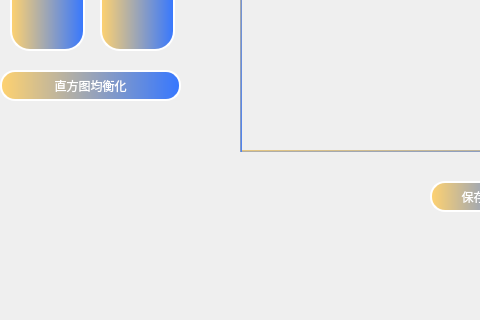
Before: the Qt Designer form qt_demo/mainwindow.ui in Signal-groupproject/digital_signal, drawn with Qt 5; both pictures show x 0 to 480 and y 299 to 619 of the 1133 by 752 pixel window.
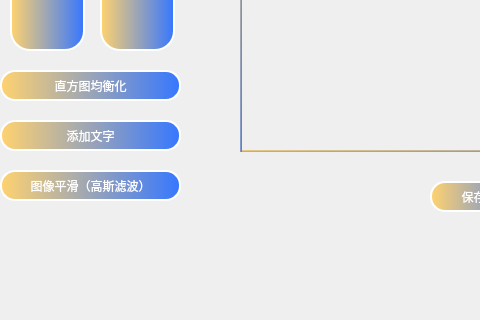
After: the same form once the commit is applied. Icons and pictures are not drawn.

Commit message: 记得uic，加了平滑和文字按钮，但还没实现

Patch:
```diff
--- a/qt_demo/mainwindow.ui
+++ b/qt_demo/mainwindow.ui
@@ -393,6 +393,86 @@
       <bool>false</bool>
      </property>
     </widget>
+    <widget class="QPushButton" name="addText">
+     <property name="geometry">
+      <rect>
+       <x>0</x>
+       <y>400</y>
+       <width>181</width>
+       <height>31</height>
+      </rect>
+     </property>
+     <property name="styleSheet">
+      <string notr="true">QPushButton {
+    font: 10pt &quot;微软雅黑&quot;;
+    color: #FFFFFF;
+    background: qlineargradient(spread:pad, x1:0, y1:0, x2:1, y2:0, stop:0 #ffd26f, stop:1 #3677ff);
+    border-radius: 15px;
+    border-style: solid;
+    border-width: 2px;
+    padding: 5px;
+}
+
+QPushButton:hover,
+QPushButton:pressed,
+QPushButton:checked {
+    color: #FFFFFF;
+    background: qlineargradient(spread:pad, x1:0, y1:0, x2:1, y2:0, stop:0 #ffd26f, stop:1 #3677ff);
+}
+
+QPushButton:pressed,
+QPushButton:checked {
+    background: qlineargradient(spread:pad, x1:0, y1:0, x2:0, y2:1, stop:0 #ffd26f, stop:1 #3677ff);
+}
+</string>
+     </property>
+     <property name="text">
+      <string>添加文字</string>
+     </property>
+     <property name="checkable">
+      <bool>false</bool>
+     </property>
+    </widget>
+    <widget class="QPushButton" name="smoothing">
+     <property name="geometry">
+      <rect>
+       <x>0</x>
+       <y>450</y>
+       <width>181</width>
+       <height>31</height>
+      </rect>
+     </property>
+     <property name="styleSheet">
+      <string notr="true">QPushButton {
+    font: 10pt &quot;微软雅黑&quot;;
+    color: #FFFFFF;
+    background: qlineargradient(spread:pad, x1:0, y1:0, x2:1, y2:0, stop:0 #ffd26f, stop:1 #3677ff);
+    border-radius: 15px;
+    border-style: solid;
+    border-width: 2px;
+    padding: 5px;
+}
+
+QPushButton:hover,
+QPushButton:pressed,
+QPushButton:checked {
+    color: #FFFFFF;
+    background: qlineargradient(spread:pad, x1:0, y1:0, x2:1, y2:0, stop:0 #ffd26f, stop:1 #3677ff);
+}
+
+QPushButton:pressed,
+QPushButton:checked {
+    background: qlineargradient(spread:pad, x1:0, y1:0, x2:0, y2:1, stop:0 #ffd26f, stop:1 #3677ff);
+}
+</string>
+     </property>
+     <property name="text">
+      <string>图像平滑（高斯滤波）</string>
+     </property>
+     <property name="checkable">
+      <bool>false</bool>
+     </property>
+    </widget>
    </widget>
   </widget>
   <widget class="QWidget" name="widget" native="true">
```
The commit also changes 3 other files.
